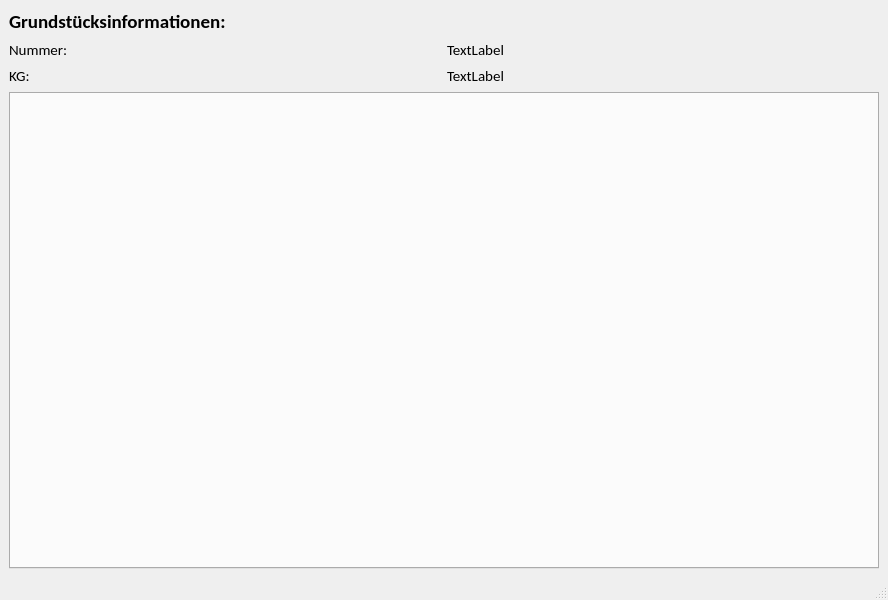
This is core/scopes/gst/gst.ui in gidhoog/AlmGIS as Qt 5 draws it before an edit. The edited form follows.
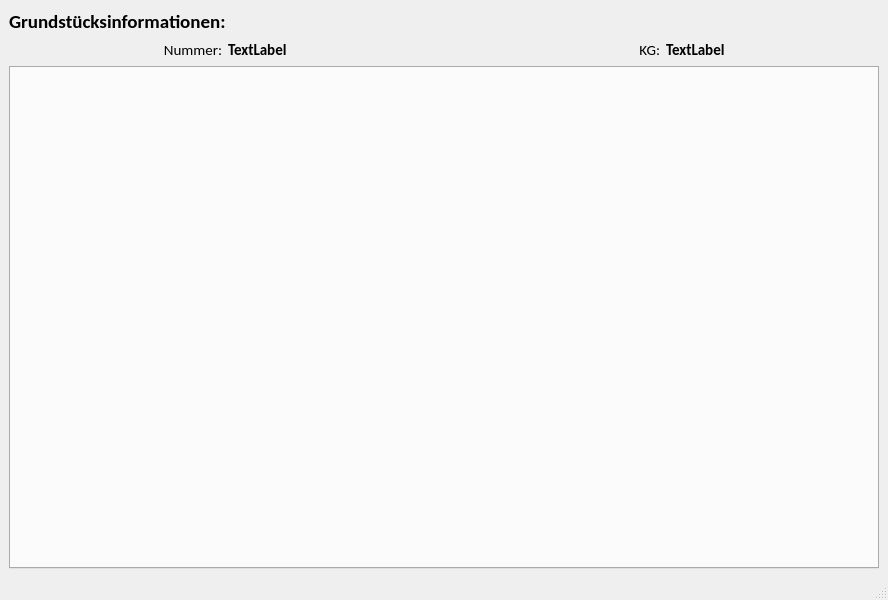
This is the edited form.

```diff
--- a/core/scopes/gst/gst.ui
+++ b/core/scopes/gst/gst.ui
@@ -43,9 +43,12 @@
         <property name="text">
          <string>Nummer:</string>
         </property>
+        <property name="alignment">
+         <set>Qt::AlignRight|Qt::AlignTrailing|Qt::AlignVCenter</set>
+        </property>
        </widget>
       </item>
-      <item row="1" column="0">
+      <item row="0" column="2">
        <widget class="QLabel" name="label_2">
         <property name="font">
          <font>
@@ -56,6 +59,9 @@
         <property name="text">
          <string>KG:</string>
         </property>
+        <property name="alignment">
+         <set>Qt::AlignRight|Qt::AlignTrailing|Qt::AlignVCenter</set>
+        </property>
        </widget>
       </item>
       <item row="0" column="1">
@@ -64,6 +70,8 @@
          <font>
           <family>Calibri</family>
           <pointsize>11</pointsize>
+          <weight>75</weight>
+          <bold>true</bold>
          </font>
         </property>
         <property name="text">
@@ -71,12 +79,14 @@
         </property>
        </widget>
       </item>
-      <item row="1" column="1">
+      <item row="0" column="3">
        <widget class="QLabel" name="uiKgLbl">
         <property name="font">
          <font>
           <family>Calibri</family>
           <pointsize>11</pointsize>
+          <weight>75</weight>
+          <bold>true</bold>
          </font>
         </property>
         <property name="text">
```
